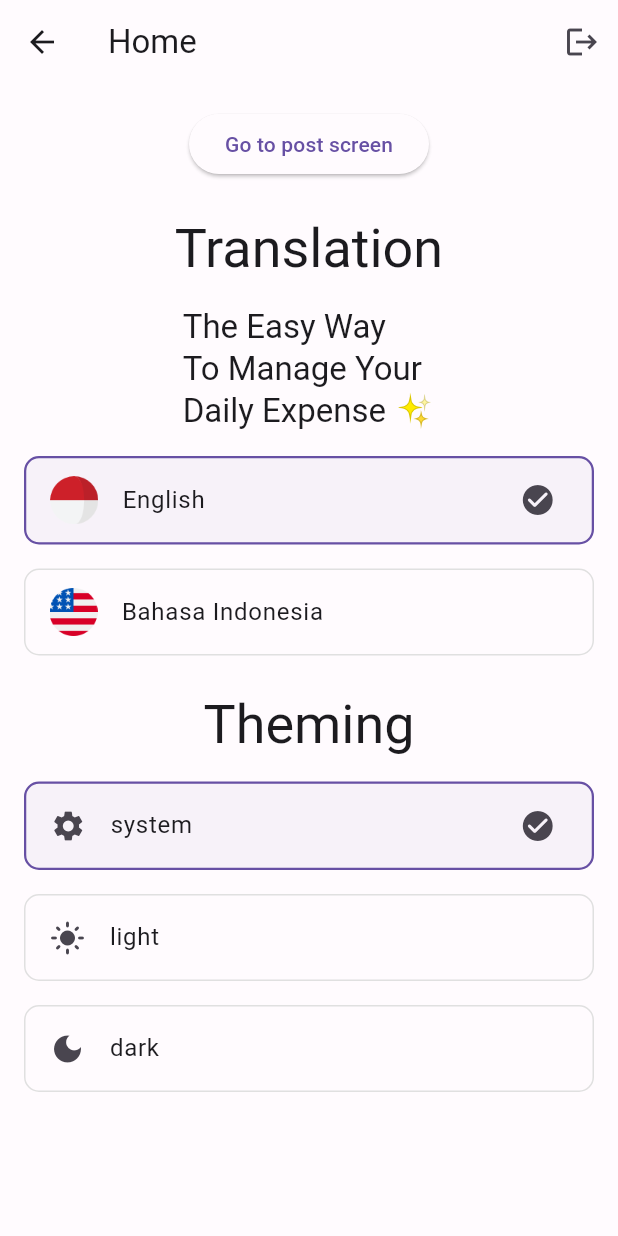
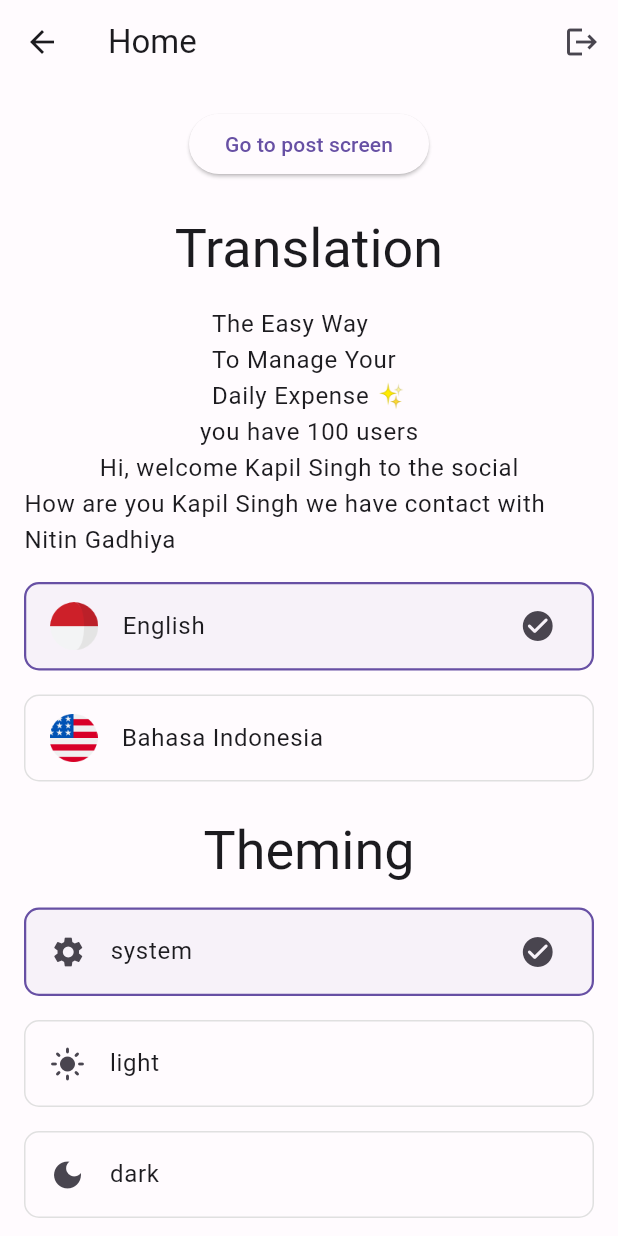
Before and after one commit to kapil708/social_media_block_demo, a Flutter app: the HomeView screen opened directly with empty values, after a tap on the "logout" icon, on a phone screen of 412 x 824 dp. Run offline on Flutter 3.47's test engine with Material 2 defaults, Android fonts, the light colour scheme and no system bars; our stand-ins replace dartz, equatable, flutter_bloc, get_it, go_router, infinite_scroll_pagination and 2 more; accounts and stored records are empty; generated files the repository leaves out were written again.

Commit message:
- translations

```diff
--- a/assets/l10n/app_en.arb
+++ b/assets/l10n/app_en.arb
@@ -1,5 +1,13 @@
 {
   "onboarding": "The Easy Way\nTo Manage Your\nDaily Expense ✨",
   "getStarted": "Get Started",
-  "haveAccount": "I Have Account"
+  "haveAccount": "I Have Account",
+  "usersCount": "you have {count} users",
+  "@usersCount": {"placeholders": {"count": {"type": "int"}}},
+  "welcomeMessage": "Hi, welcome {name} to the social",
+  "@welcomeMessage": {"placeholders": {"name": {"type": "String"}}},
+  "howAreYouUser": "How are you {name}",
+  "@howAreYouUser": {"placeholders": {"name": {"type": "String"}}},
+  "howAreYouUser1": "How are you {name} we have contact with {name1}",
+  "@howAreYouUser1": {"placeholders": {"name": {"type": "String"},"name1": {"type": "String"}}}
 }
--- a/assets/l10n/app_id.arb
+++ b/assets/l10n/app_id.arb
@@ -1,5 +1,9 @@
 {
   "onboarding": "Cara Mudah\nAtur Pengeluaran\nHarian ✨",
   "getStarted": "Mulai",
-  "haveAccount": "Saya Punya Akun"
+  "haveAccount": "Saya Punya Akun",
+  "usersCount": "Anda memiliki {count} pengguna",
+  "welcomeMessage": "Hai, selamat datang {name} di sosial",
+  "howAreYouUser": "Apa kabar {name}",
+  "howAreYouUser1": "Apa kabar {name} kami sudah menghubungi {name1}"
 }
--- a/lib/core/route/app_router.dart
+++ b/lib/core/route/app_router.dart
@@ -16,7 +16,7 @@ class AppRouter {
     errorBuilder: (context, state) => const Page404(),
     redirect: (context, state) async {
       print("state.path: ${state.location}");
-      if (state.location != '/') {
+      if (state.location != '/' && state.location != '/login') {
         bool isLogin = await localDatSource.isLogin();
         return isLogin ? null : '/login';
       } else {
--- a/lib/presentation/pages/home/home_page.dart
+++ b/lib/presentation/pages/home/home_page.dart
@@ -35,15 +35,17 @@ class HomeView extends StatelessWidget {
         title: const Text('Home'),
         actions: [
           IconButton(
-            onPressed: () async {
-              await locator.get<LocalDataSource>().removeAuthToken();
+            onPressed: () {
+              locator.get<LocalDataSource>().removeAuthToken().then((value) {
                 context.goNamed(RouteNames.login);
+              });
             },
             icon: const Icon(Icons.logout),
           ),
         ],
       ),
-      body: Container(
+      body: SingleChildScrollView(
+        child: Container(
           padding: const EdgeInsets.all(16),
           child: Column(
             children: [
@@ -56,13 +58,26 @@ class HomeView extends StatelessWidget {
               const SizedBox(height: 16),
               Text(
                 l10n.onboarding,
-              style: Theme.of(context).textTheme.titleLarge,
+                style: Theme.of(context).textTheme.bodyLarge,
+              ),
+              Text(
+                l10n.usersCount(100),
+                style: Theme.of(context).textTheme.bodyLarge,
+              ),
+              Text(
+                l10n.welcomeMessage('Kapil Singh'),
+                style: Theme.of(context).textTheme.bodyLarge,
+              ),
+              Text(
+                l10n.howAreYouUser1('Kapil Singh', 'Nitin Gadhiya'),
+                style: Theme.of(context).textTheme.bodyLarge,
               ),
               const SizedBox(height: 16),
               BlocBuilder<AppBloc, AppState>(
                 builder: (context, state) {
                   return ListView.separated(
                     shrinkWrap: true,
+                    physics: const NeverScrollableScrollPhysics(),
                     itemCount: Language.values.length,
                     itemBuilder: (context, index) {
                       Language language = Language.values[index];
@@ -95,6 +110,7 @@ class HomeView extends StatelessWidget {
                 builder: (context, state) {
                   return ListView.separated(
                     shrinkWrap: true,
+                    physics: const NeverScrollableScrollPhysics(),
                     itemCount: AppThemeMode.values.length,
                     itemBuilder: (context, index) {
                       AppThemeMode themeMode = AppThemeMode.values[index];
@@ -123,6 +139,7 @@ class HomeView extends StatelessWidget {
             ],
           ),
         ),
+      ),
     );
   }
 }
```
Lines whose indentation alone changed are shown as unchanged.
